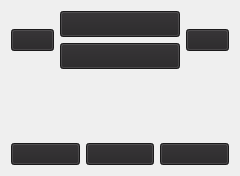
Old version of the form QtRobot/mainwindow.ui in the repository MSNR-seminarski/msnr-seminarski.
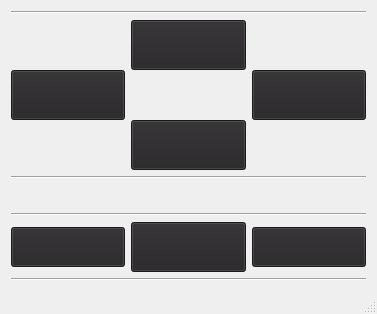
New version of the form.

What changed in the file:
```diff
--- a/QtRobot/mainwindow.ui
+++ b/QtRobot/mainwindow.ui
@@ -6,8 +6,8 @@
    <rect>
     <x>0</x>
     <y>0</y>
-    <width>240</width>
-    <height>176</height>
+    <width>377</width>
+    <height>314</height>
    </rect>
   </property>
   <property name="windowTitle">
@@ -15,10 +15,26 @@
   </property>
   <widget class="QWidget" name="centralWidget">
    <layout class="QVBoxLayout" name="verticalLayout_2">
+    <item>
+     <widget class="Line" name="line_4">
+      <property name="orientation">
+       <enum>Qt::Horizontal</enum>
+      </property>
+     </widget>
+    </item>
     <item>
      <layout class="QHBoxLayout" name="horizontalLayout_2">
+      <property name="spacing">
+       <number>6</number>
+      </property>
       <item>
        <widget class="QPushButton" name="leftButton">
+        <property name="minimumSize">
+         <size>
+          <width>70</width>
+          <height>50</height>
+         </size>
+        </property>
         <property name="styleSheet">
          <string>background: #262426</string>
         </property>
@@ -35,12 +51,15 @@
       </item>
       <item>
        <layout class="QVBoxLayout" name="verticalLayout">
+        <property name="spacing">
+         <number>50</number>
+        </property>
         <item>
          <widget class="QPushButton" name="forwardButton">
           <property name="minimumSize">
            <size>
-            <width>120</width>
-            <height>26</height>
+            <width>70</width>
+            <height>50</height>
            </size>
           </property>
           <property name="styleSheet">
@@ -61,8 +80,8 @@
          <widget class="QPushButton" name="backButton">
           <property name="minimumSize">
            <size>
-            <width>120</width>
-            <height>26</height>
+            <width>70</width>
+            <height>50</height>
            </size>
           </property>
           <property name="styleSheet">
@@ -83,6 +102,12 @@
       </item>
       <item>
        <widget class="QPushButton" name="rightButton">
+        <property name="minimumSize">
+         <size>
+          <width>70</width>
+          <height>50</height>
+         </size>
+        </property>
         <property name="styleSheet">
          <string notr="true">background: #262426</string>
         </property>
@@ -99,6 +124,13 @@
       </item>
      </layout>
     </item>
+    <item>
+     <widget class="Line" name="line_3">
+      <property name="orientation">
+       <enum>Qt::Horizontal</enum>
+      </property>
+     </widget>
+    </item>
     <item>
      <spacer name="verticalSpacer">
       <property name="orientation">
@@ -107,15 +139,28 @@
       <property name="sizeHint" stdset="0">
        <size>
         <width>20</width>
-        <height>177</height>
+        <height>50</height>
        </size>
       </property>
      </spacer>
     </item>
+    <item>
+     <widget class="Line" name="line_2">
+      <property name="orientation">
+       <enum>Qt::Horizontal</enum>
+      </property>
+     </widget>
+    </item>
     <item>
      <layout class="QHBoxLayout" name="horizontalLayout">
       <item>
        <widget class="QPushButton" name="hornButton">
+        <property name="minimumSize">
+         <size>
+          <width>0</width>
+          <height>40</height>
+         </size>
+        </property>
         <property name="styleSheet">
          <string notr="true">background: #262426</string>
         </property>
@@ -132,6 +177,12 @@
       </item>
       <item>
        <widget class="QPushButton" name="alarmButton">
+        <property name="minimumSize">
+         <size>
+          <width>0</width>
+          <height>50</height>
+         </size>
+        </property>
         <property name="styleSheet">
          <string notr="true">background: #262426</string>
         </property>
@@ -148,6 +199,12 @@
       </item>
       <item>
        <widget class="QPushButton" name="lightButton">
+        <property name="minimumSize">
+         <size>
+          <width>0</width>
+          <height>40</height>
+         </size>
+        </property>
         <property name="styleSheet">
          <string notr="true">background: #262426</string>
         </property>
@@ -158,8 +215,23 @@
       </item>
      </layout>
     </item>
+    <item>
+     <widget class="Line" name="line">
+      <property name="orientation">
+       <enum>Qt::Horizontal</enum>
+      </property>
+     </widget>
+    </item>
    </layout>
   </widget>
+  <widget class="QStatusBar" name="statusBar">
+   <property name="font">
+    <font>
+     <weight>75</weight>
+     <bold>true</bold>
+    </font>
+   </property>
+  </widget>
  </widget>
  <layoutdefault spacing="6" margin="11"/>
  <resources/>
```
Left out of the diff: 2 changed lines with no effect on the pictures.
